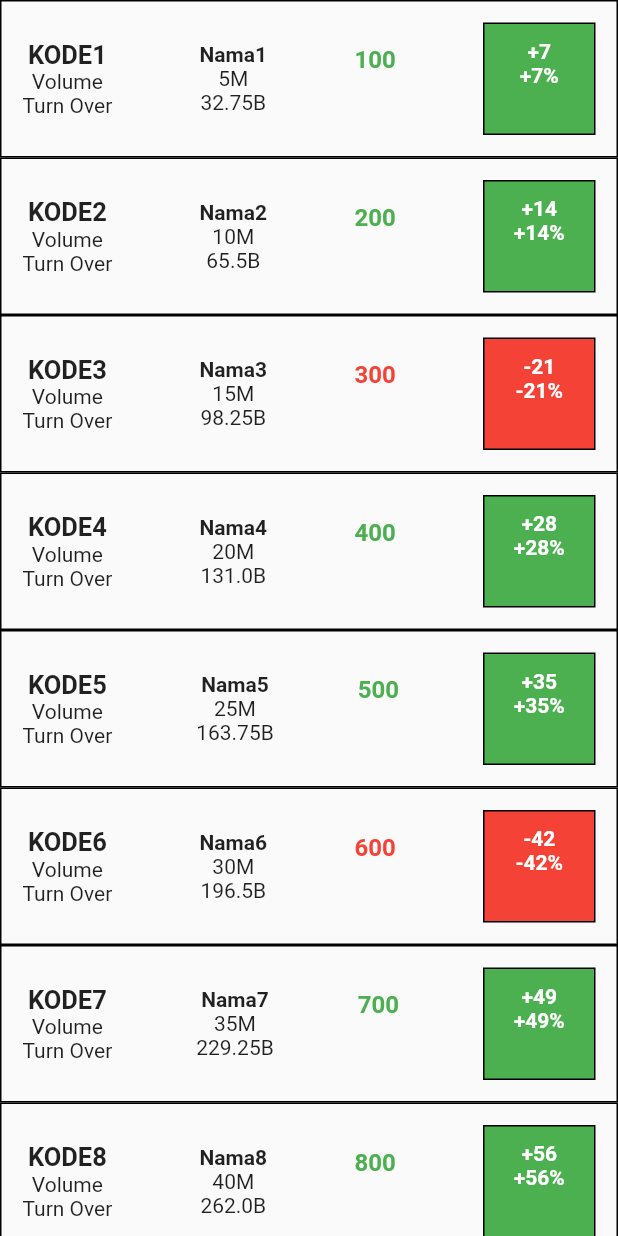
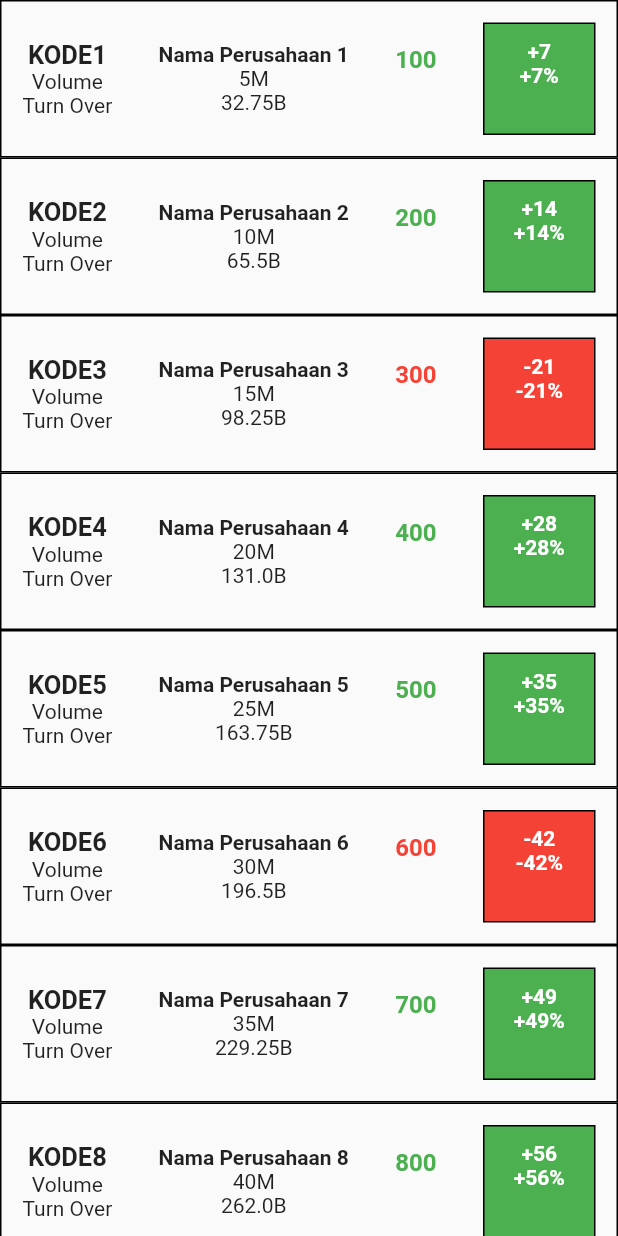
Before and after one commit to achmdfzan/Quiz-2-Flutter, a Flutter app: the Data1W widget shown alone on an empty page, opened directly, on a phone screen of 412 x 824 dp. Run offline on Flutter 3.47's test engine with Material 2 defaults, Android fonts, the phone set to English and light mode, and no system bars.

Commit message:
no1 (fix nama)

```diff
--- a/lib/main.dart
+++ b/lib/main.dart
@@ -151,7 +151,7 @@ class Data1WState extends State<Data1W> {
     for (int i = 1; i <= 20; i++) {
       listData.add(Data(
         kode: "KODE$i",
-        nama: "Nama$i",
+        nama: "Nama Perusahaan $i",
         vol: "${i * 5}M",
         turnOver: "${i * 32.75}B",
         harga: "${i * 100}",
```
